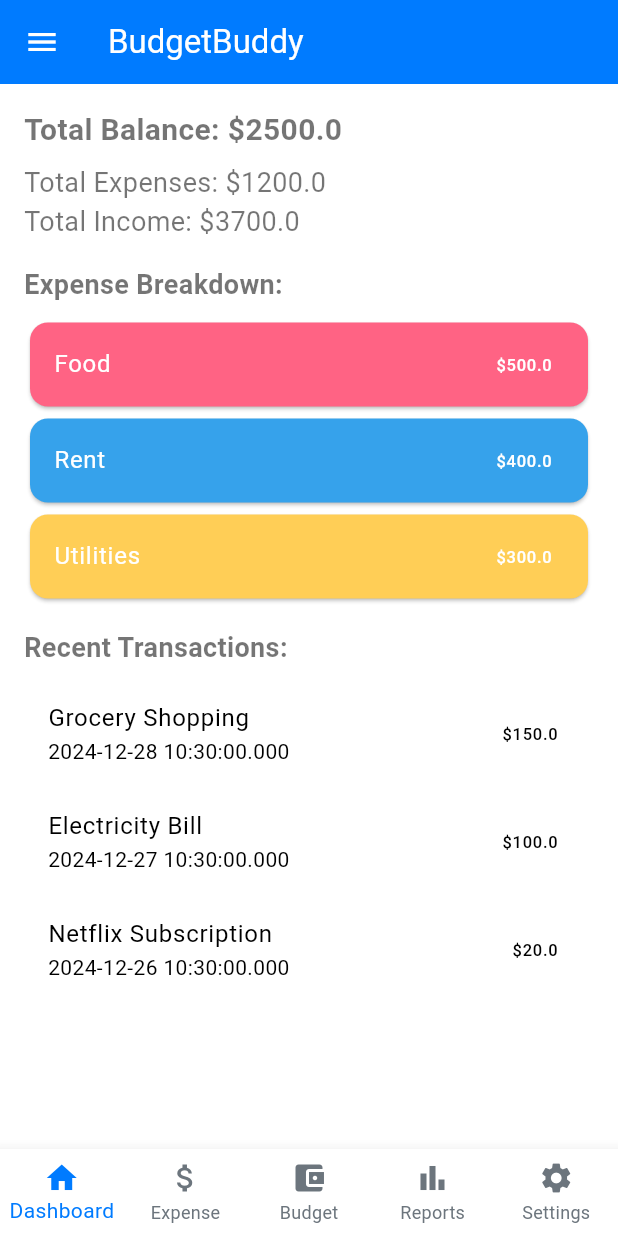
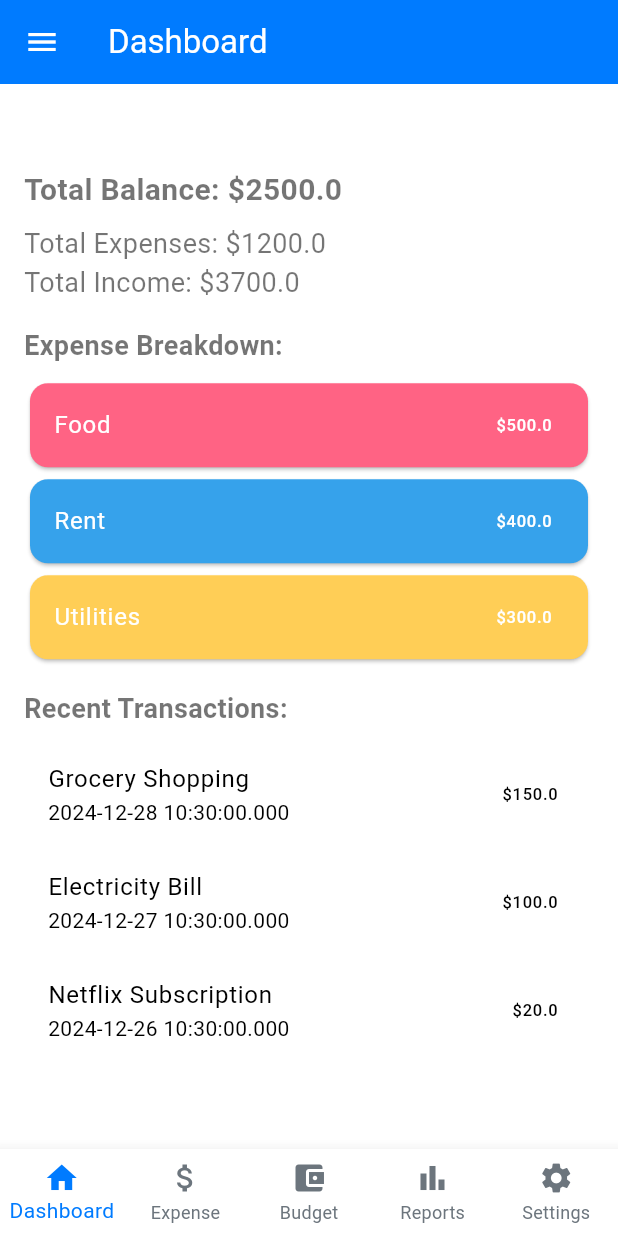
Before and after one commit to Soli1065/BudgetBuddy, a Flutter app: the screen it shows after launch, on a phone screen of 412 x 824 dp. Run offline on Flutter 3.47's test engine with Material 3 defaults, Android fonts, the phone set to English and light mode, and no system bars; our stand-ins replace dio, flutter_riverpod.

Commit message:
#dashboard modified

```diff
--- a/lib/src/features/base/base.dart
+++ b/lib/src/features/base/base.dart
@@ -1,9 +1,11 @@
 import 'package:budget_buddy/src/core/ui/drawer/drawer.dart';
-import 'package:budget_buddy/src/features/dashboard/presentation/pages/dashboard_page.dart';
+import 'package:budget_buddy/src/features/dashboard/presentation/screens/dashboard_screen.dart';
 import 'package:budget_buddy/src/features/settings/settings.dart';
 import 'package:flutter/material.dart';
 
 import '../expense/presentation/pages/expense_list_page.dart';
+
+enum Tab {dashboard, expense, budget, reports, settings}
 
 class BasePage extends StatefulWidget {
   const BasePage({super.key});
@@ -16,7 +18,7 @@ class _BasePageState extends State<BasePage> {
   int _selectedIndex = 0;
 
   static final List<Widget> _widgetOptions = <Widget>[
-    DashboardPage(),
+    const DashboardScreen(),
     ExpenseListPage(),
     Text('Budget'),
     Text('Reports'),
@@ -29,11 +31,23 @@ class _BasePageState extends State<BasePage> {
     });
   }
 
+  String _getTabTitle(int index){
+    String title = 'title';
+    switch(index){
+      case 0: title = 'Dashboard';
+      case 1: title = 'Expense';
+      case 2: title = 'Budget';
+      case 3: title = 'Reports';
+      case 4: title = 'Settings';
+    }
+    return title;
+  }
+
   @override
   Widget build(BuildContext context) {
     return Scaffold(
       appBar: AppBar(
-        title: const Text('BudgetBuddy'),
+        title: Text(_getTabTitle(_selectedIndex)),
       ),
       drawer: const CustomDrawer(),
       body: Center(
--- a/lib/src/features/dashboard/presentation/pages/dashboard_page.dart
+++ b/lib/src/features/dashboard/presentation/screens/dashboard_screen.dart
@@ -4,22 +4,17 @@ import 'package:flutter_riverpod/flutter_riverpod.dart';
 import '../../data/models/dashboard_data_model.dart';
 import '../../data/providers/dashboard_provider.dart';
 
-class DashboardPage extends ConsumerWidget {
-  const DashboardPage({Key? key}) : super(key: key);
+class DashboardScreen extends ConsumerWidget {
+  const DashboardScreen({Key? key}) : super(key: key);
 
   @override
   Widget build(BuildContext context, WidgetRef ref) {
     final dashboardState = ref.watch(dashboardProvider);
 
-    return Scaffold(
-      // appBar: AppBar(
-      //   title: const Text('Dashboard'),
-      // ),
-      body: dashboardState.when(
-        data: (data) => _buildDashboardContent(data),
-        loading: () => const Center(child: CircularProgressIndicator()),
-        error: (error, _) => Center(child: Text('Error: $error')),
-      ),
+    return dashboardState.when(
+      data: (data) => _buildDashboardContent(data),
+      loading: () => const Center(child: CircularProgressIndicator()),
+      error: (error, _) => Center(child: Text('Error: $error')),
     );
   }
 
```
